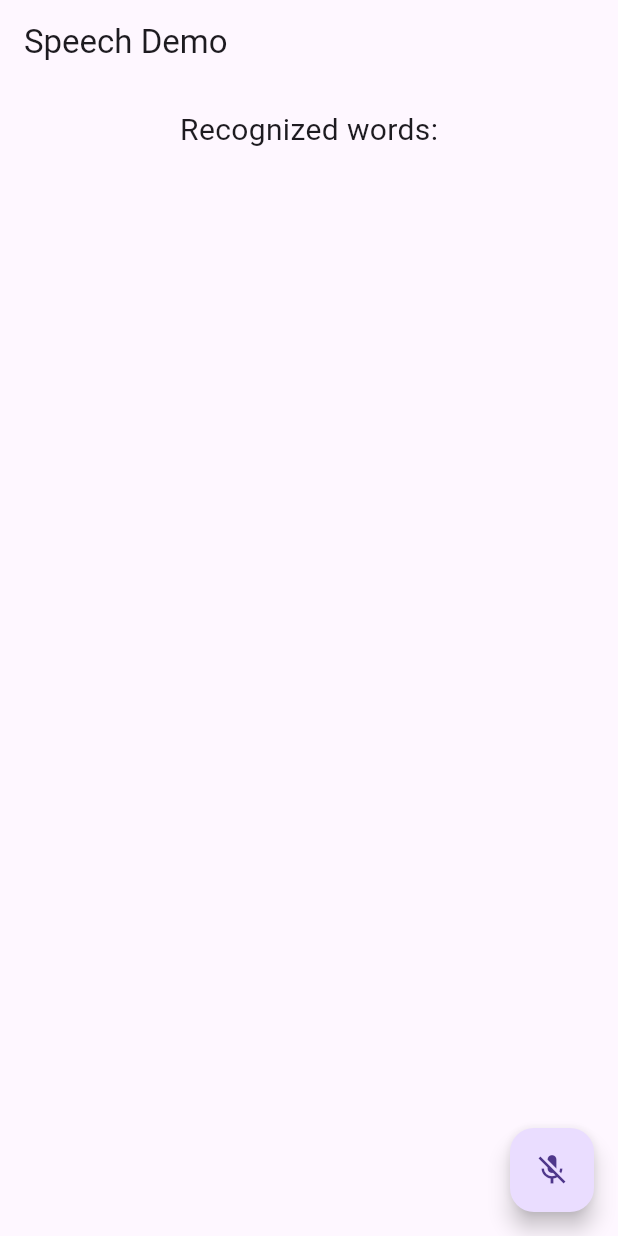
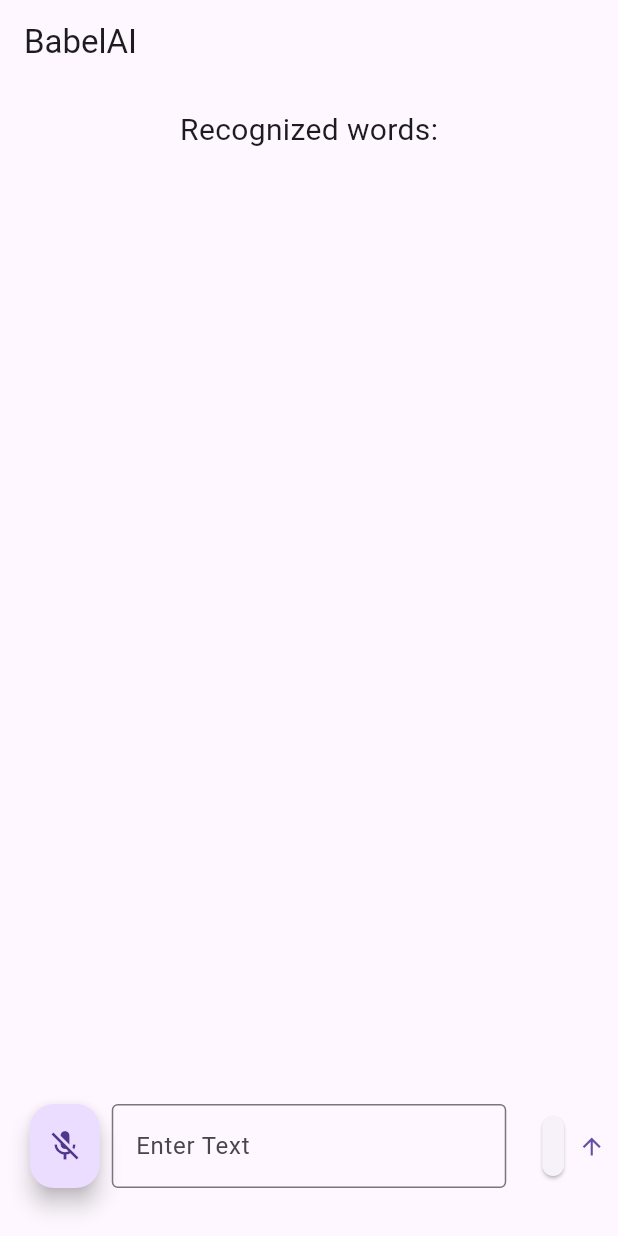
Before and after one commit to calebjyang/BabelAI, a Flutter app: the screen it shows after launch, on a phone screen of 412 x 824 dp. Run offline on Flutter 3.47's test engine with Material 3 defaults, Android fonts, the phone set to English and light mode, and no system bars; our stand-ins replace google_generative_ai, speech_to_text; statements that could not run were skipped.

Commit message:
Navigating to second screen

```diff
--- a/lib/main.dart
+++ b/lib/main.dart
@@ -31,9 +31,11 @@ class _MyHomePageState extends State<MyHomePage> {
   bool _speechEnabled = false;
   String _lastWords = '';
   String _toDisplay = '';
+  String _textInput = '';
   bool _isListening = false;
   late GenerativeModel _model;
   late ChatSession _chat;
+  TextEditingController _textController = TextEditingController();
 
   @override
   void initState() {
@@ -121,11 +123,23 @@ class _MyHomePageState extends State<MyHomePage> {
     });
   }
 
+  void _submitText() {
+    setState(() {
+      _textInput = _textController.text;
+    });
+    // Navigate to the new page
+    Navigator.push(
+      context,
+      MaterialPageRoute(
+          builder: (context) => ResultPage(lastWords: _toDisplay)),
+    );
+  }
+
   @override
   Widget build(BuildContext context) {
     return Scaffold(
       appBar: AppBar(
-        title: Text('Speech Demo'),
+        title: Text('BabelAI'),
       ),
       body: Center(
         child: Column(
@@ -148,14 +162,52 @@ class _MyHomePageState extends State<MyHomePage> {
                 ),
               ),
             ),
+            Padding(
+              padding: const EdgeInsets.all(20.0),
+              child: Row(
+                children: [
+                  Expanded(
+                    flex: 1,
+                    child: Container(
+                      alignment: Alignment.center,
+                      child: FloatingActionButton(
+                        onPressed:
+                            _isListening ? _stopListening : _startListening,
+                        tooltip: _isListening ? 'Stop Listening' : 'Listen',
+                        child: Icon(_isListening ? Icons.mic : Icons.mic_off),
+                      ),
+                    ),
+                  ),
+                  Expanded(
+                    flex: 6,
+                    child: Padding(
+                      padding: const EdgeInsets.symmetric(horizontal: 8.0),
+                      child: TextFormField(
+                        controller: _textController,
+                        decoration: InputDecoration(
+                          border: OutlineInputBorder(),
+                          labelText: 'Enter Text',
+                        ),
+                      ),
+                    ),
+                  ),
+                  Expanded(
+                    flex: 1,
+                    child: Padding(
+                      padding: EdgeInsets.all(16),
+                      child: ElevatedButton(
+                        onPressed: _submitText,
+                        child: Icon(Icons.arrow_upward),
+                      ),
+                    ),
+                  ),
+                ],
+              ),
+            ),
           ],
         ),
       ),
-      floatingActionButton: FloatingActionButton(
-        onPressed: _isListening ? _stopListening : _startListening,
-        tooltip: _isListening ? 'Stop Listening' : 'Listen',
-        child: Icon(_isListening ? Icons.mic : Icons.mic_off),
-      ),
+      floatingActionButton: SizedBox.shrink(),
     );
   }
 }
```
